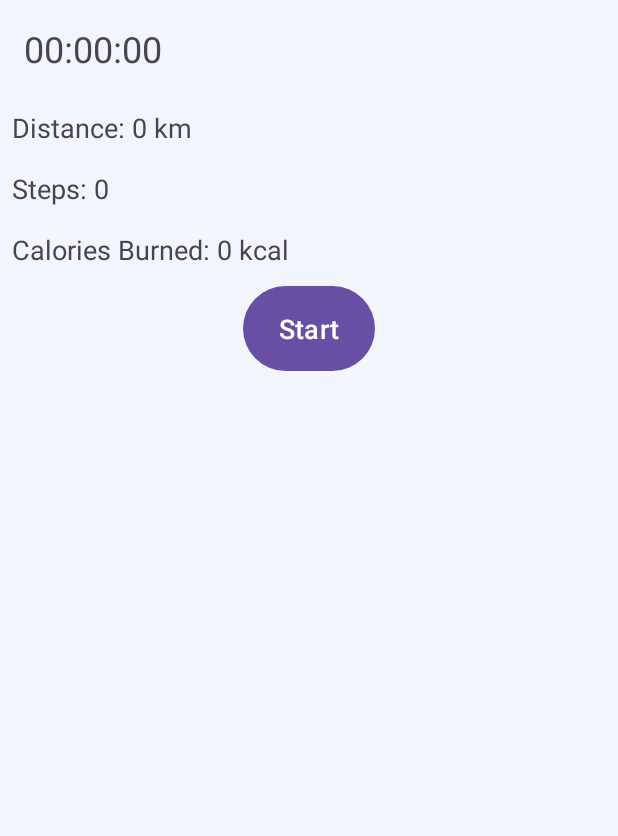
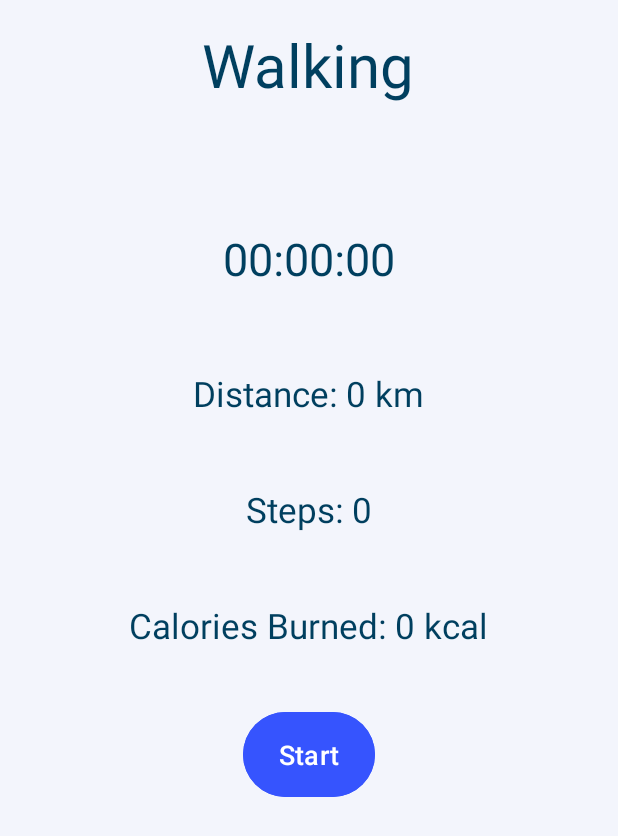
Before and after one commit to asselgh/FitQuest, an Android app: the WalkingActivity screen opened directly, with no data from a screen before it, on a phone screen of 412 x 824 dp. Shown: the top 836 px of the screen. Run offline under Robolectric (Android 15) with nearby library versions, the phone set to English and light mode, and no system bars.

Commit message:
Walking page design completed

```diff
--- a/app/src/main/res/layout/activity_walking.xml
+++ b/app/src/main/res/layout/activity_walking.xml
@@ -9,45 +9,68 @@
 
     >
 
+
+    <!--Header Section-->
+    <TextView
+        android:layout_width="wrap_content"
+        android:layout_height="wrap_content"
+        android:layout_gravity="center"
+        android:padding="16dp"
+        android:text="Walking"
+        android:textColor="@color/title"
+        android:textSize="40sp" />
+
     <!-- Timer -->
     <TextView
         android:id="@+id/timerTextView"
         android:layout_width="wrap_content"
         android:layout_height="wrap_content"
+        android:layout_gravity="center"
+        android:layout_marginTop="50dp"
         android:gravity="center_horizontal"
         android:padding="16dp"
         android:text="00:00:00"
-        android:textSize="24sp" />
+        android:textColor="@color/title"
+        android:textSize="30sp" />
 
     <!-- Distance -->
     <TextView
         android:id="@+id/distanceTextView"
         android:layout_width="wrap_content"
         android:layout_height="wrap_content"
+        android:layout_gravity="center"
+        android:layout_marginTop="30dp"
         android:gravity="center_horizontal"
         android:padding="8dp"
         android:text="Distance: 0 km"
-        android:textSize="18sp" />
+        android:textColor="@color/title"
+        android:textSize="23sp" />
 
     <!--    steps-->
     <TextView
         android:id="@+id/stepsTextView"
         android:layout_width="wrap_content"
         android:layout_height="wrap_content"
+        android:layout_gravity="center"
+        android:layout_marginTop="30dp"
         android:gravity="center_horizontal"
         android:padding="8dp"
         android:text="Steps: 0"
-        android:textSize="18sp" />
+        android:textColor="@color/title"
+        android:textSize="23sp" />
 
     <!-- Calories Burned -->
     <TextView
         android:id="@+id/caloriesTextView"
         android:layout_width="wrap_content"
         android:layout_height="wrap_content"
+        android:layout_gravity="center"
         android:gravity="center_horizontal"
         android:padding="8dp"
+        android:layout_marginTop="30dp"
         android:text="Calories Burned: 0 kcal"
-        android:textSize="18sp" />
+        android:textColor="@color/title"
+        android:textSize="23dp" />
 
     <!-- Button to start/pause/end workout -->
     <Button
@@ -55,9 +78,13 @@
         android:layout_width="wrap_content"
         android:layout_height="wrap_content"
         android:layout_gravity="center"
+        android:backgroundTint="@color/accent"
         android:padding="16dp"
+        android:layout_marginTop="30dp"
         android:text="Start"
         android:textSize="18sp" />
+
+
 
     <!-- Button to pause workout -->
     <Button
@@ -65,9 +92,11 @@
         android:layout_width="wrap_content"
         android:layout_height="wrap_content"
         android:layout_gravity="center"
+        android:backgroundTint="@color/accent"
         android:padding="16dp"
         android:text="Pause"
         android:textSize="18sp"
+        android:layout_margin="10dp"
         android:visibility="gone" />
 
     <!-- Button to end workout -->
@@ -76,10 +105,14 @@
         android:layout_width="wrap_content"
         android:layout_height="wrap_content"
         android:layout_gravity="center"
+        android:backgroundTint="@color/accent"
         android:padding="16dp"
         android:text="Rest"
+        android:layout_margin="10dp"
         android:textSize="18sp"
         android:visibility="gone" />
 
 
+
+
 </LinearLayout>
```
Also changed, not shown: app/src/main/res/layout/activity_home.xml (+21 -4 lines), app/src/main/res/layout/activity_workout.xml (+109 -102 lines), app/src/main/res/values/colors.xml (+8 -0 lines).
